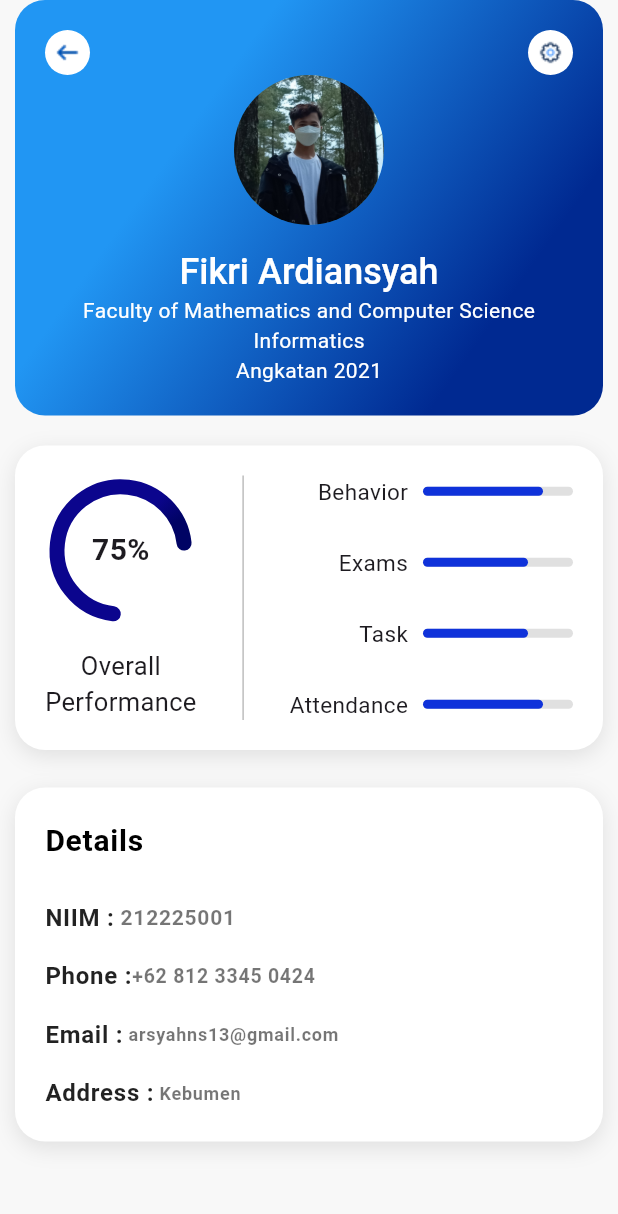
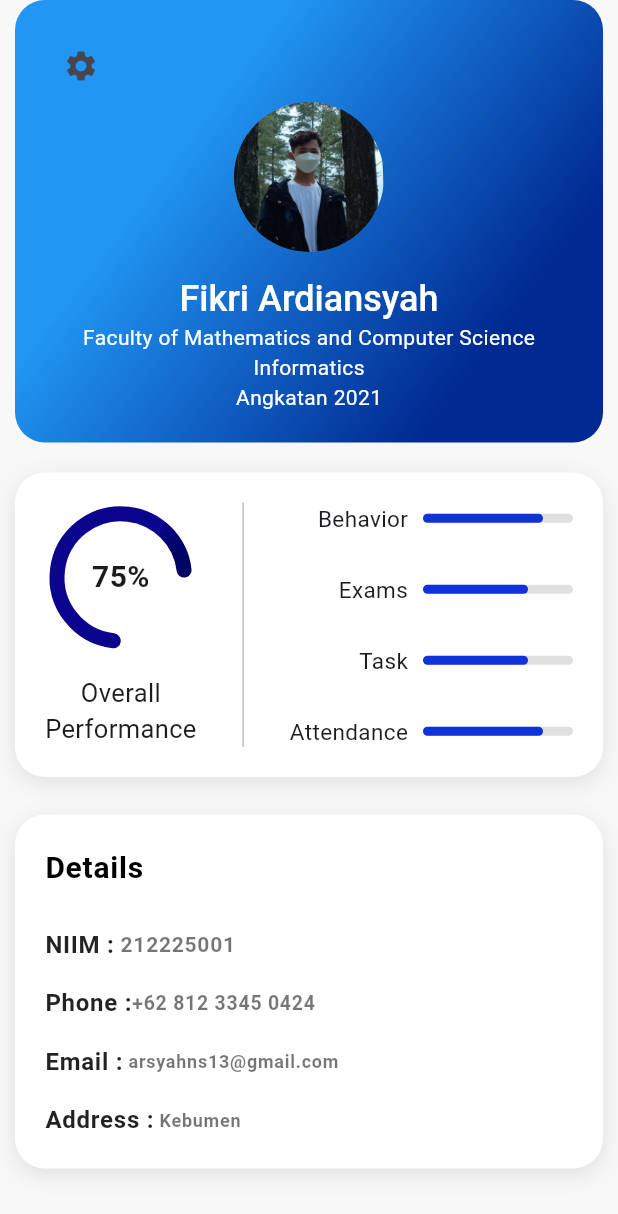
Before and after one commit to Arzuza/card_profile, a Flutter app: the ProfilePage screen opened directly, on a phone screen of 412 x 824 dp. Shown: the top 1214 px of the screen. Run offline on Flutter 3.47's test engine with Material 3 defaults, Android fonts, the phone set to English and light mode, and no system bars; drawn by our look-alikes of syncfusion_flutter_gauges.

Commit message:
Perubahan icon

```diff
--- a/lib/pages/profile_page.dart
+++ b/lib/pages/profile_page.dart
@@ -29,29 +29,11 @@ class ProfilePage extends StatelessWidget {
                   Row(
                     mainAxisAlignment: MainAxisAlignment.spaceBetween,
                     children: [
-                      Container(
-                        height: 30,
-                        width: 30,
-                        decoration: const BoxDecoration(
-                          color: Colors.white,
-                          shape: BoxShape.circle,
-                          image: DecorationImage(
-                            image:
-                                AssetImage('assets/icons/icon_arrow_back.png'),
-                          ),
-                        ),
-                      ),
-                      Container(
-                        height: 30,
-                        width: 30,
-                        decoration: const BoxDecoration(
-                          color: Colors.white,
-                          shape: BoxShape.circle,
-                          image: DecorationImage(
-                            image: AssetImage('assets/icons/icon_setting.png'),
-                          ),
-                        ),
-                      ),
+                      IconButton(
+                          onPressed: () {
+                            print("setting");
+                          },
+                          icon: const Icon(Icons.settings)),
                     ],
                   ),
                   Column(
@@ -341,7 +323,7 @@ class ProfilePage extends StatelessWidget {
             minHeight: 6,
             borderRadius: BorderRadius.circular(6),
             backgroundColor: Colors.grey.shade300,
-            color: const Color(0XFFF0F32DA),
+            color: const Color(0xfff0f32da),
           ),
         ),
       ],
--- a/pubspec.yaml
+++ b/pubspec.yaml
@@ -34,6 +34,7 @@ dependencies:
   # The following adds the Cupertino Icons font to your application.
   # Use with the CupertinoIcons class for iOS style icons.
   cupertino_icons: ^1.0.8
+  sliding_clipped_nav_bar: ^3.1.0+4
   syncfusion_flutter_gauges: ^27.1.48
 
 dev_dependencies:
```
Also changed, not shown: lib/pages/home_page.dart (+16 -24 lines), lib/pages/main_page.dart (+4 -10 lines), pubspec.lock.
